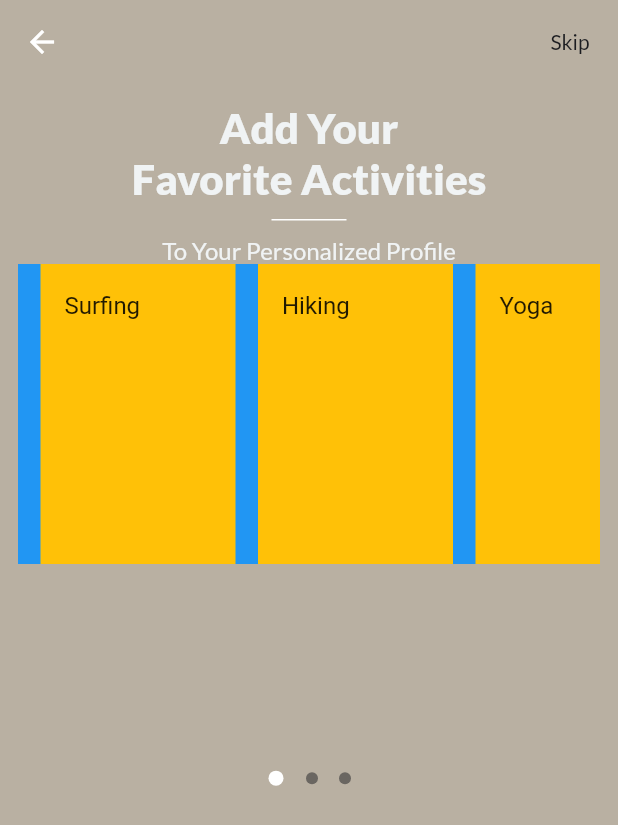
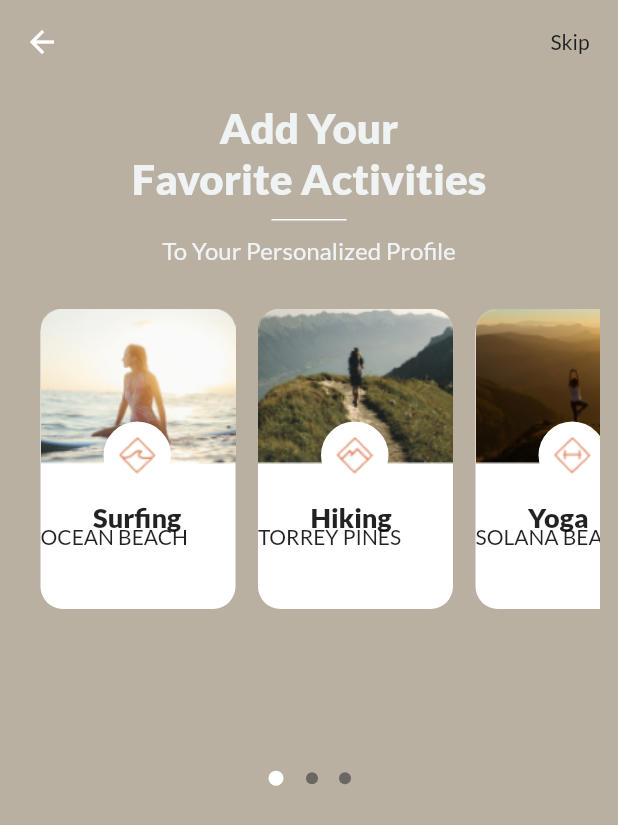
Before and after one commit to faysalneowaz/tractiv, a Flutter app: the OnboardPageview screen opened directly, on a phone screen of 412 x 824 dp. Shown: the top 825 px of the screen. Run offline on Flutter 3.47's test engine with Material 2 defaults, Android fonts, the phone set to English and light mode, and no system bars; our stand-ins replace google_fonts.

Commit message:
some changes of list view

```diff
--- a/lib/model/activitymodel.dart
+++ b/lib/model/activitymodel.dart
@@ -3,10 +3,12 @@ class Activitymodel {
   String aname;
   String aimg;
   String aicon;
+  String aplacename;
 
   Activitymodel({
     required this.aname,
     required this.aimg,
     required this.aicon,
+    required this.aplacename,
   });
 }
--- a/lib/screens/onbording/body/onbording1.dart
+++ b/lib/screens/onbording/body/onbording1.dart
@@ -15,15 +15,18 @@ class _Onboardscreen1State extends State<Onboardscreen1> {
     Activitymodel(
         aname: "Surfing",
         aimg: "assets/image/surfingimg.png",
-        aicon: "assets/image/surficon.png"),
+        aicon: "assets/image/surficon.png",
+        aplacename: "OCEAN BEACH"),
     Activitymodel(
         aname: "Hiking",
         aimg: "assets/image/hikingimg.png",
-        aicon: "assets/image/hiking.png"),
+        aicon: "assets/image/hiking.png",
+        aplacename: "TORREY PINES"),
     Activitymodel(
         aname: "Yoga",
         aimg: "assets/image/yogaimg.png",
-        aicon: "assets/image/weighticon.png"),
+        aicon: "assets/image/weighticon.png",
+        aplacename: "SOLANA BEACH"),
   ];
 
   @override
@@ -68,7 +71,7 @@ class _Onboardscreen1State extends State<Onboardscreen1> {
           Container(
             height: 200,
             width: MediaQuery.of(context).size.width,
-            color: Colors.blue,
+            margin: const EdgeInsets.only(top: 30),
             child: ListView.builder(
                 scrollDirection: Axis.horizontal,
                 itemCount: activitymodel.length,
@@ -78,9 +81,54 @@ class _Onboardscreen1State extends State<Onboardscreen1> {
                     height: 80,
                     width: 130,
                     margin: const EdgeInsets.only(left: 15),
-                    color: Colors.amber,
-                    child: ListTile(
-                      title: Text(activitymodel[index].aname),
+                    decoration: const BoxDecoration(
+                      color: Appconstent.snow,
+                      borderRadius: BorderRadius.only(
+                        topLeft: Radius.circular(15),
+                        topRight: Radius.circular(15),
+                        bottomLeft: Radius.circular(15),
+                        bottomRight: Radius.circular(15),
+                      ),
+                    ),
+                    child: Stack(
+                      children: [
+                        Image.asset(activitymodel[index].aimg),
+                        Positioned(
+                          left: 42,
+                          top: 75,
+                          child: Container(
+                            height: 45,
+                            width: 45,
+                            decoration: BoxDecoration(
+                              color: Appconstent.snow,
+                              borderRadius: BorderRadius.circular(25),
+                            ),
+                            child: Image.asset(activitymodel[index].aicon),
+                          ),
+                        ),
+                        Positioned(
+                          left: 35,
+                          bottom: 50,
+                          child: Text(
+                            activitymodel[index].aname,
+                            style: GoogleFonts.getFont(
+                              "Lato",
+                              fontSize: 18,
+                              fontWeight: FontWeight.w900,
+                            ),
+                          ),
+                        ),
+                        Positioned(
+                          bottom: 40,
+                          child: Text(
+                            activitymodel[index].aplacename,
+                            style: GoogleFonts.getFont(
+                              "Lato",
+                              fontSize: 14,
+                            ),
+                          ),
+                        ),
+                      ],
                     ),
                   );
                 }),
```
